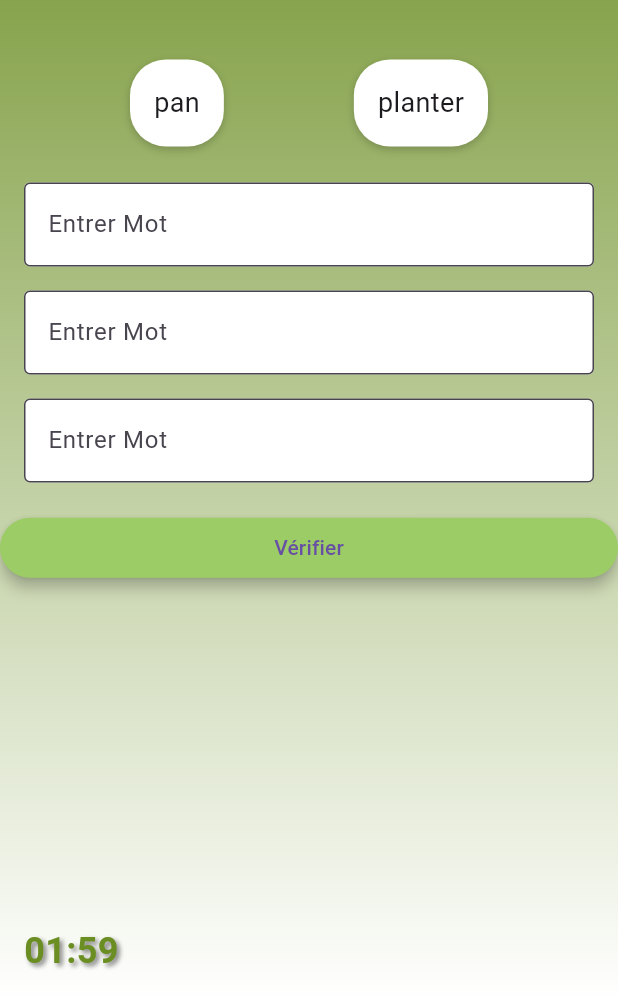
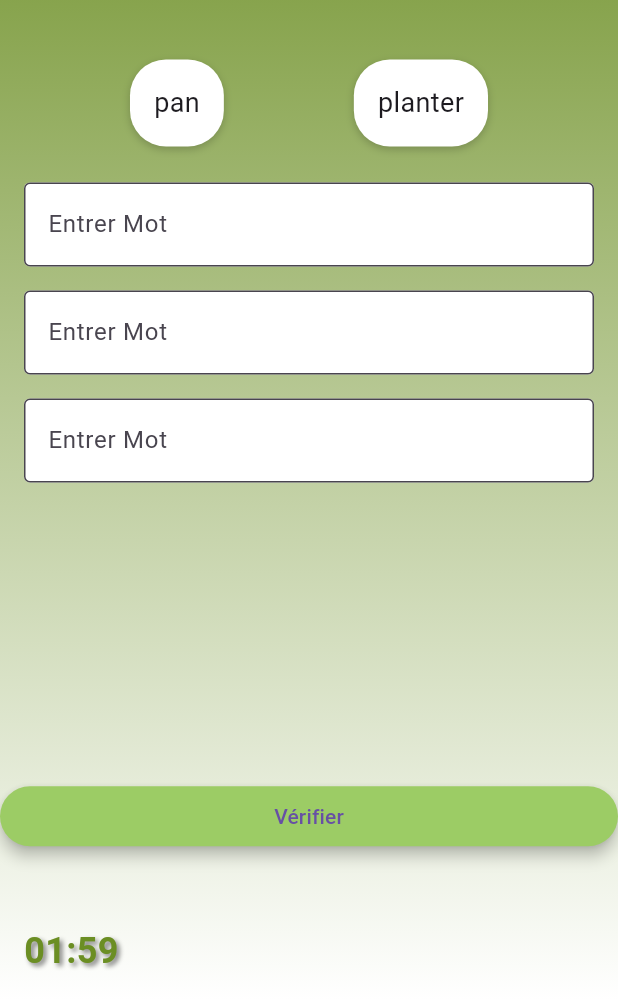
Before and after one commit to karlaujo/projet_wordlink, a Flutter app: the screen it shows after launch, after a tap on "Débuter", on a phone screen of 412 x 824 dp, the part 236-1236 px from its top. Run offline on Flutter 3.47's test engine with Material 3 defaults, Android fonts, the phone set to English and light mode, and no system bars; our stand-ins replace google_fonts.

Commit message:
scroll fixed

```diff
--- a/lib/views/screens/start_game_screen.dart
+++ b/lib/views/screens/start_game_screen.dart
@@ -111,6 +111,7 @@ class _StartGameScreenState extends State<StartGameScreen> {
             ),
             const SizedBox(height: 16.0),
             Expanded(
+              flex : 12,
               child: SingleChildScrollView(
                 child: Column(
                   children: [..._buildWordTextFields()],
```
